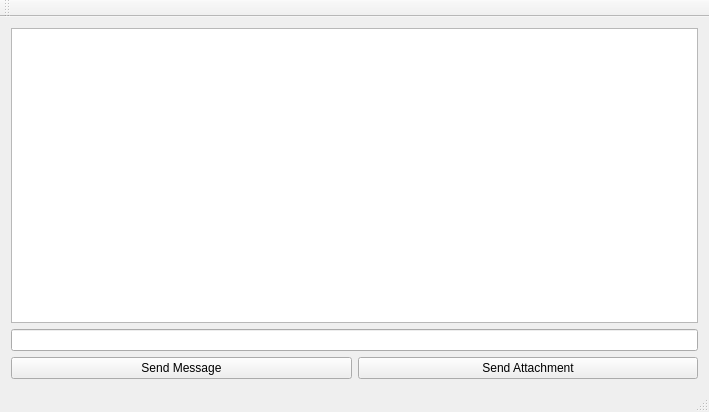
Old version of the form project5_webtoon/client/mainwindow.ui in the repository myeonghh/lms4_Project.
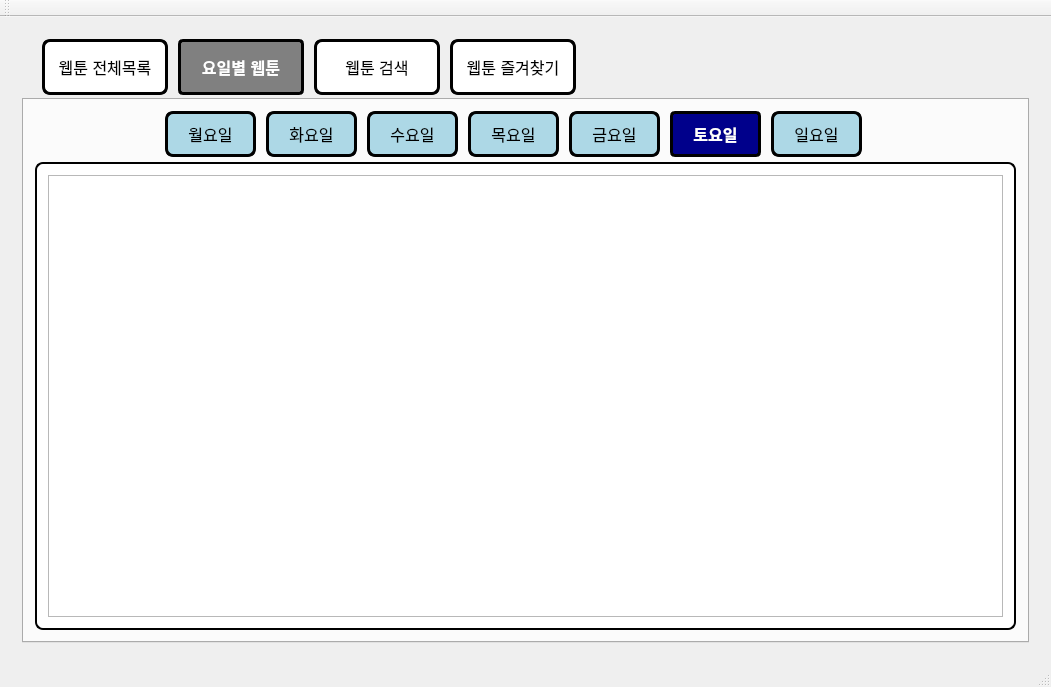
New version of the form. The open tabs and pages were chosen to show the change.

The edit to the form file:
```diff
--- a/project5_webtoon/client/mainwindow.ui
+++ b/project5_webtoon/client/mainwindow.ui
@@ -6,8 +6,8 @@
    <rect>
     <x>0</x>
     <y>0</y>
-    <width>709</width>
-    <height>412</height>
+    <width>1051</width>
+    <height>687</height>
    </rect>
   </property>
   <property name="windowTitle">
@@ -19,13 +19,234 @@
   <widget class="QWidget" name="centralWidget">
    <layout class="QGridLayout" name="gridLayout_2">
     <item row="0" column="0">
-     <widget class="QTextBrowser" name="textBrowser_receivedMessages">
+     <widget class="QStackedWidget" name="stackedWidget">
+      <property name="currentIndex">
+       <number>0</number>
+      </property>
+      <widget class="QWidget" name="page">
+       <layout class="QGridLayout" name="gridLayout_3">
+        <item row="0" column="0">
+         <widget class="QTabWidget" name="mainTabWidget">
       <property name="styleSheet">
-       <string notr="true"/>
-      </property>
-     </widget>
-    </item>
-    <item row="1" column="0">
+           <string notr="true">#mainTabWidget QTabWidget::pane {
+    background-color: white;
+    border: 2px solid black;
+	border-radius:8px
+}
+
+#mainTabWidget QTabBar::tab {
+    background: white;
+    border: 3px solid black;
+    border-radius: 8px; 
+    padding: 10px;
+	margin-right: 10px;
+	margin-bottom: 5px;
+	min-width: 100px;  
+    min-height: 30px;  
+	color: black;
+	font-size: 16px;
+}
+
+#mainTabWidget QTabBar::tab:selected {
+    background: gray;
+	color: white;
+	font-weight: bold;
+    border-radius: 5px;
+}
+
+QTabWidget::tab-bar {  /* 탭 버튼을 감싸는 바 */
+    left: 20px;  /* 탭 목록이 왼쪽으로 조금 이동 */
+}</string>
+          </property>
+          <property name="currentIndex">
+           <number>0</number>
+          </property>
+          <widget class="QWidget" name="entireListTab">
+           <attribute name="title">
+            <string>웹툰 전체목록</string>
+           </attribute>
+           <layout class="QGridLayout" name="gridLayout_4">
+            <item row="0" column="0">
+             <widget class="QTableView" name="e_tableView"/>
+            </item>
+           </layout>
+          </widget>
+          <widget class="QWidget" name="dayTab">
+           <attribute name="title">
+            <string>요일별 웹툰</string>
+           </attribute>
+           <layout class="QGridLayout" name="gridLayout_5">
+            <item row="0" column="0">
+             <widget class="QTabWidget" name="dayTabWidget">
+              <property name="styleSheet">
+               <string notr="true">#dayTabWidget QTabWidget::pane {
+    background-color: white;
+    border: 2px solid black;
+	border-radius:8px
+}
+
+#dayTabWidget QTabBar::tab {
+    background: lightblue;
+    border: 3px solid black;
+    border-radius: 8px; 
+    padding: 10px;
+	margin-right: 10px;
+	margin-bottom: 5px;
+	min-width: 65px;  
+    min-height: 20px;  
+	color: black;
+	font-size: 16px;
+}
+
+#dayTabWidget QTabBar::tab:selected {
+    background: darkblue;
+	color: white;
+	font-weight: bold;
+    border-radius: 5px;
+}
+
+QTabWidget::tab-bar {  /* 탭 버튼을 감싸는 바 */
+    left: 130px;  /* 탭 목록이 왼쪽으로 조금 이동 */
+}</string>
+              </property>
+              <property name="currentIndex">
+               <number>5</number>
+              </property>
+              <widget class="QWidget" name="tab_5">
+               <attribute name="title">
+                <string>월요일</string>
+               </attribute>
+               <layout class="QGridLayout" name="gridLayout_7">
+                <item row="0" column="0">
+                 <widget class="QTableView" name="tableView_4"/>
+                </item>
+               </layout>
+              </widget>
+              <widget class="QWidget" name="tab_6">
+               <attribute name="title">
+                <string>화요일</string>
+               </attribute>
+               <layout class="QGridLayout" name="gridLayout_8">
+                <item row="0" column="0">
+                 <widget class="QTableView" name="tableView_5"/>
+                </item>
+               </layout>
+              </widget>
+              <widget class="QWidget" name="tab_7">
+               <attribute name="title">
+                <string>수요일</string>
+               </attribute>
+               <layout class="QGridLayout" name="gridLayout_9">
+                <item row="0" column="0">
+                 <widget class="QTableView" name="tableView_6"/>
+                </item>
+               </layout>
+              </widget>
+              <widget class="QWidget" name="tab_8">
+               <attribute name="title">
+                <string>목요일</string>
+               </attribute>
+               <layout class="QGridLayout" name="gridLayout_10">
+                <item row="0" column="0">
+                 <widget class="QTableView" name="tableView_7"/>
+                </item>
+               </layout>
+              </widget>
+              <widget class="QWidget" name="tab_9">
+               <attribute name="title">
+                <string>금요일</string>
+               </attribute>
+               <layout class="QGridLayout" name="gridLayout_11">
+                <item row="0" column="0">
+                 <widget class="QTableView" name="tableView_8"/>
+                </item>
+               </layout>
+              </widget>
+              <widget class="QWidget" name="tab_10">
+               <attribute name="title">
+                <string>토요일</string>
+               </attribute>
+               <layout class="QGridLayout" name="gridLayout_12">
+                <item row="0" column="0">
+                 <widget class="QTableWidget" name="tableWidget"/>
+                </item>
+               </layout>
+              </widget>
+              <widget class="QWidget" name="tab_11">
+               <attribute name="title">
+                <string>일요일</string>
+               </attribute>
+               <layout class="QGridLayout" name="gridLayout_13">
+                <item row="0" column="0">
+                 <widget class="QTableView" name="tableView_9"/>
+                </item>
+               </layout>
+              </widget>
+             </widget>
+            </item>
+           </layout>
+          </widget>
+          <widget class="QWidget" name="searchTab">
+           <attribute name="title">
+            <string>웹툰 검색</string>
+           </attribute>
+           <layout class="QVBoxLayout" name="verticalLayout">
+            <item>
+             <layout class="QHBoxLayout" name="horizontalLayout">
+              <item>
+               <widget class="QLabel" name="label">
+                <property name="text">
+                 <string>웹툰 검색</string>
+                </property>
+               </widget>
+              </item>
+              <item>
+               <widget class="QLineEdit" name="toonSearchText"/>
+              </item>
+              <item>
+               <spacer name="horizontalSpacer">
+                <property name="orientation">
+                 <enum>Qt::Orientation::Horizontal</enum>
+                </property>
+                <property name="sizeHint" stdset="0">
+                 <size>
+                  <width>40</width>
+                  <height>20</height>
+                 </size>
+                </property>
+               </spacer>
+              </item>
+             </layout>
+            </item>
+            <item>
+             <widget class="QTableView" name="tableView_2"/>
+            </item>
+           </layout>
+          </widget>
+          <widget class="QWidget" name="bookMarkTab">
+           <attribute name="title">
+            <string>웹툰 즐겨찾기</string>
+           </attribute>
+           <layout class="QGridLayout" name="gridLayout_6">
+            <item row="0" column="0">
+             <widget class="QTableView" name="b_tableView"/>
+            </item>
+           </layout>
+          </widget>
+         </widget>
+        </item>
+       </layout>
+      </widget>
+      <widget class="QWidget" name="page_2">
+       <widget class="QWidget" name="layoutWidget">
+        <property name="geometry">
+         <rect>
+          <x>0</x>
+          <y>380</y>
+          <width>735</width>
+          <height>58</height>
+         </rect>
+        </property>
      <layout class="QGridLayout" name="gridLayout">
       <item row="1" column="0">
        <widget class="QPushButton" name="pushButton_sendMessage">
@@ -61,6 +282,22 @@
        </widget>
       </item>
      </layout>
+       </widget>
+       <widget class="QTextBrowser" name="textBrowser_receivedMessages">
+        <property name="geometry">
+         <rect>
+          <x>0</x>
+          <y>16</y>
+          <width>735</width>
+          <height>358</height>
+         </rect>
+        </property>
+        <property name="styleSheet">
+         <string notr="true"/>
+        </property>
+       </widget>
+      </widget>
+     </widget>
     </item>
    </layout>
   </widget>
```
Left out of the diff: 2 changed lines with no effect on the pictures. Lines whose indentation alone changed are shown as unchanged.
